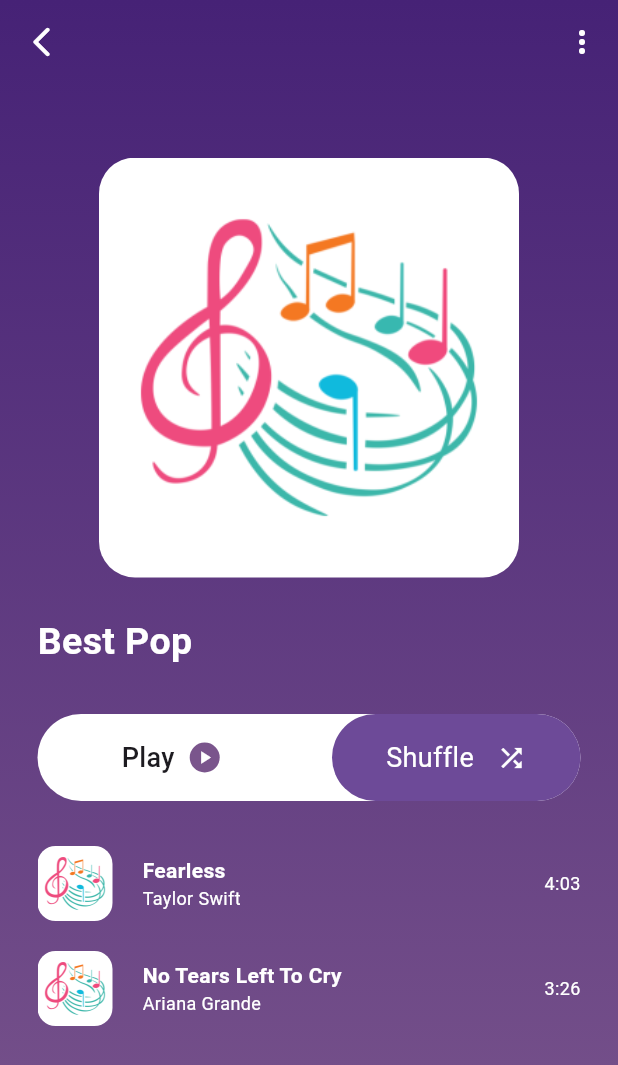
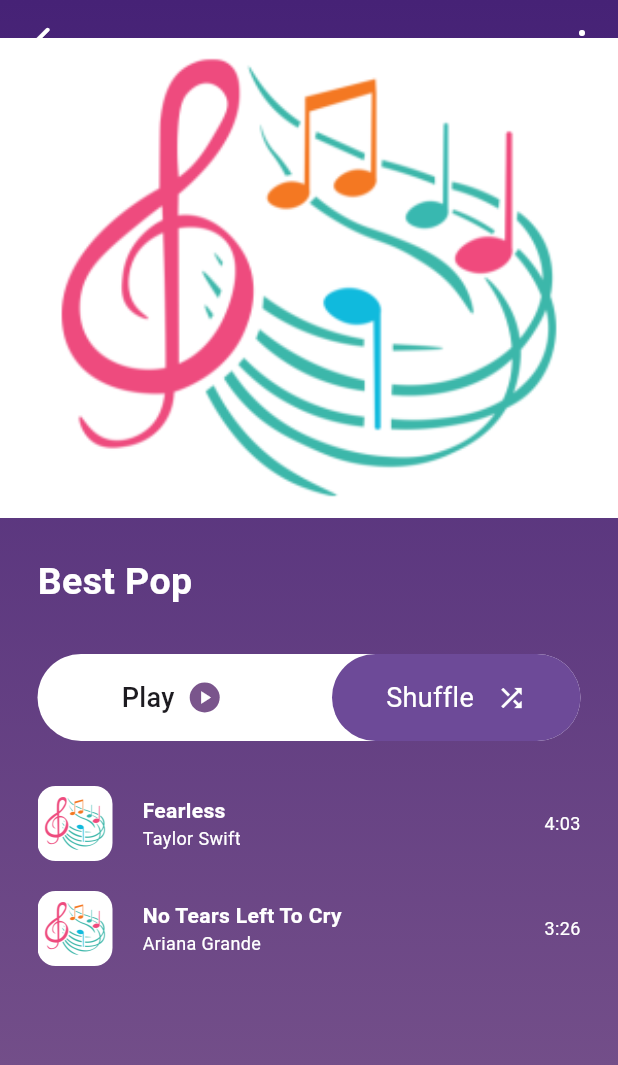
Before and after one commit to AlexEduV/music_player_flutter, a Flutter app: the screen it shows after launch, after a tap on "Best Pop", on a phone screen of 412 x 824 dp. Shown: the top 1065 px of the screen. Run offline on Flutter 3.47's test engine with Material 3 defaults, Android fonts, the phone set to English and light mode, and no system bars; our stand-ins replace gap, go_router.

Commit message:
redesigned playlist cover in details;

```diff
--- a/lib/widgets/cover_image_large.dart
+++ b/lib/widgets/cover_image_large.dart
@@ -10,20 +10,16 @@ class CoverImageLarge extends StatelessWidget {
 
   @override
   Widget build(BuildContext context) {
-    return Center(
-      child: Container(
-        margin: const EdgeInsets.only(top: 80),
-        decoration: BoxDecoration(
-          borderRadius: BorderRadius.circular(24.0),
-          image: DecorationImage(
-            image: AssetImage(
-              coverImageSource,
-            ),
+    return Container(
+      decoration: BoxDecoration(
+        image: DecorationImage(
+          image: AssetImage(
+            coverImageSource,
           ),
+          fit: BoxFit.cover,
         ),
-        height: 280,
-        width: 280,
       ),
+      height: 320,
     );
   }
 }
```
